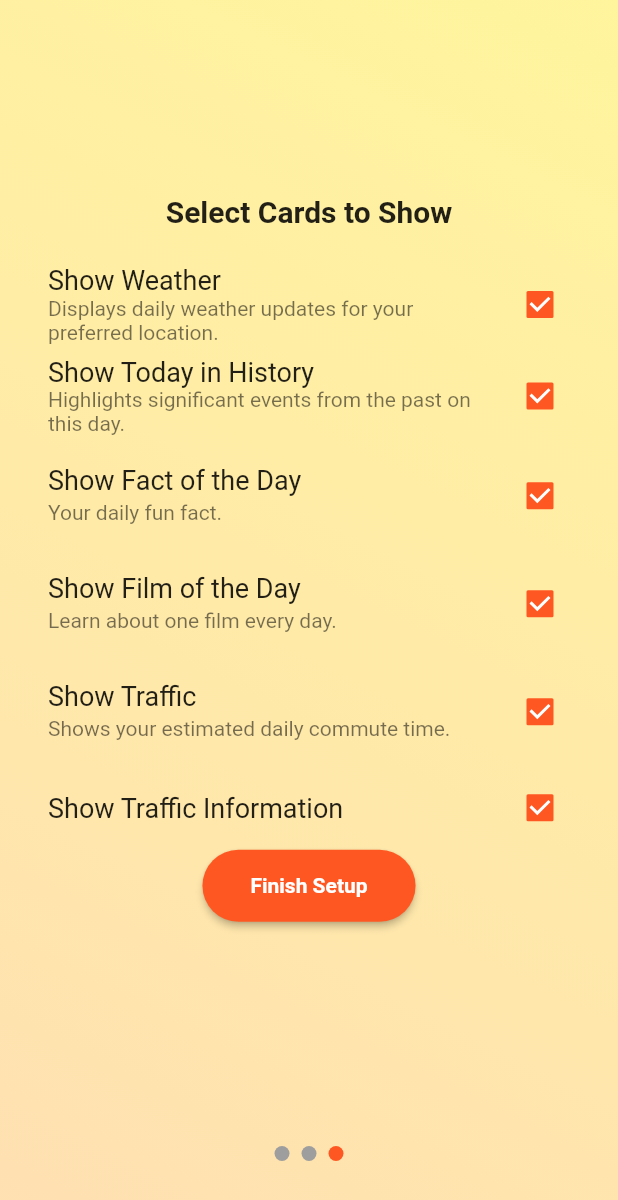
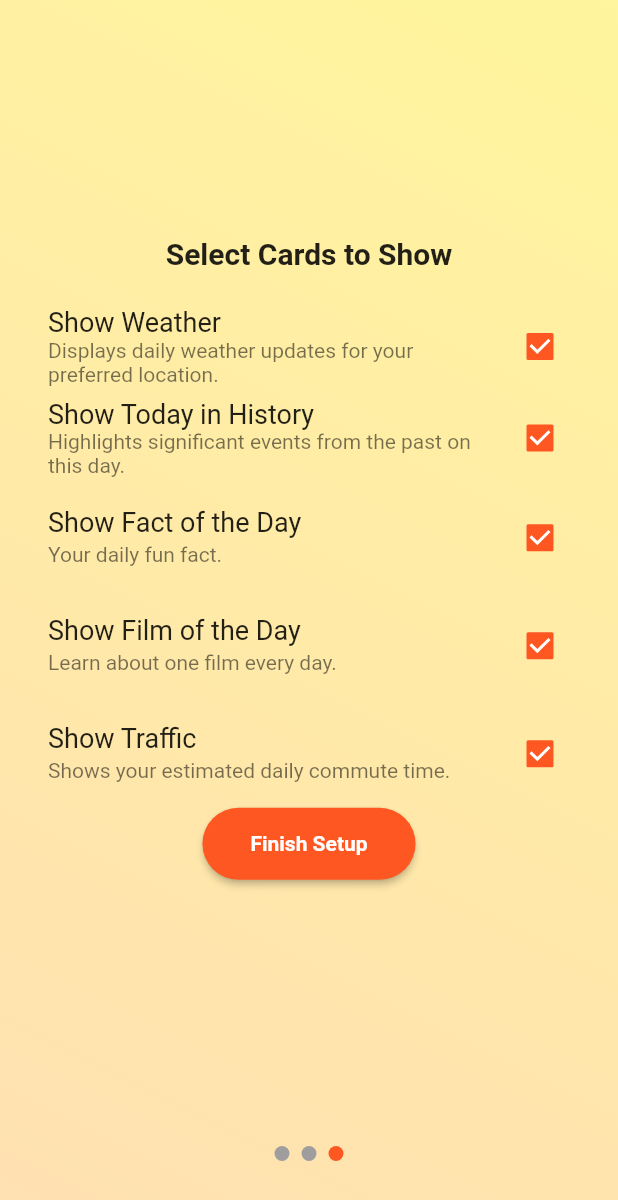
Before and after one commit to gu-tig333-ht23/grupp5, a Flutter app: the screen it shows after launch, swiped to page 3, on a phone screen of 412 x 824 dp. Shown: the top 1200 px of the screen. Run offline on Flutter 3.47's test engine with Material 2 defaults, Android fonts, the phone set to English and light mode, and no system bars; our stand-ins replace dio, dropdown_textfield, geolocator, shared_preferences, transparent_image.

Commit message:
Removed duplicate traffic (onboarding)

```diff
--- a/good_morning/lib/ui/main_navigation/onboarding.dart
+++ b/good_morning/lib/ui/main_navigation/onboarding.dart
@@ -223,15 +223,6 @@ class OnBoardingScreenState extends State<OnBoardingScreen> {
               },
             ),
           ),
-          Consumer<FilterModel>(
-            builder: (context, visibilityModel, child) => CheckboxListTile(
-              title: const Text('Show Traffic Information'),
-              value: visibilityModel.showTraffic,
-              onChanged: (bool? value) {
-                visibilityModel.toggleTraffic();
-              },
-            ),
-          ),
           buildBigButton(
             context,
             'Finish Setup',
```
